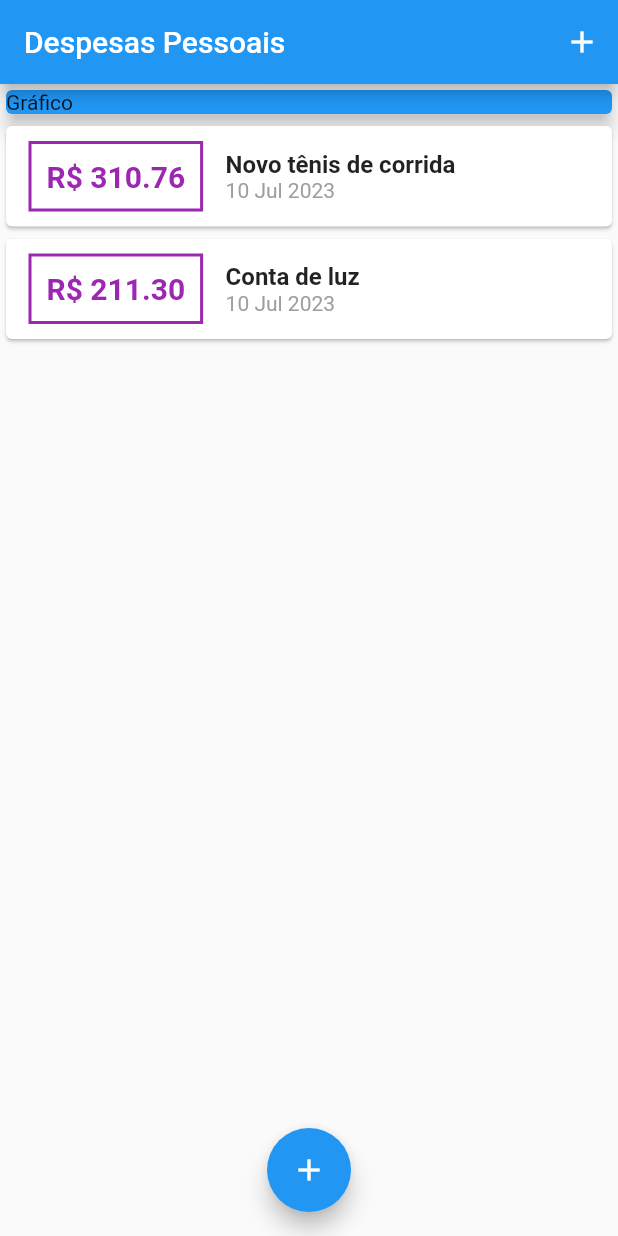
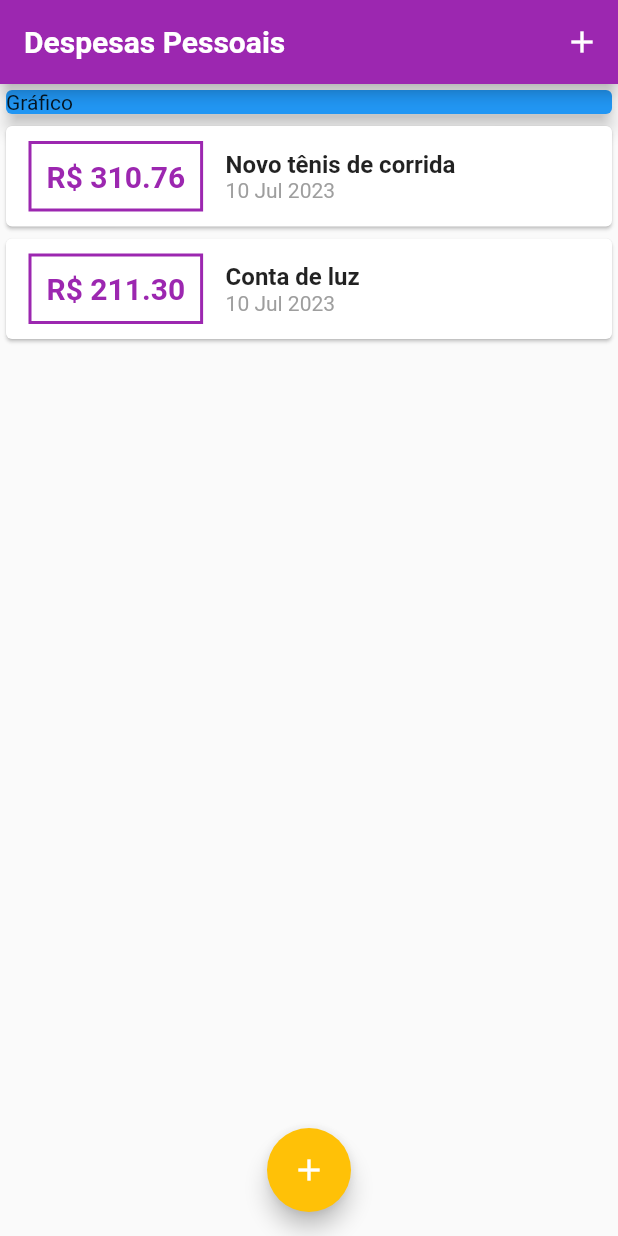
Before and after one commit to AndersonGoncalves/CursoCompletoFlutter, a Flutter app: the screen it shows after launch, on a phone screen of 412 x 824 dp. Run offline on Flutter 3.47's test engine with Material 2 defaults, Android fonts, the phone set to English and light mode, and no system bars; Roboto replaces fonts that are missing (OpenSans).

Commit message:
Definindo o Thema da aplicacao

```diff
--- a/despesas_pessoais/lib/components/transaction_list.dart
+++ b/despesas_pessoais/lib/components/transaction_list.dart
@@ -25,17 +25,21 @@ class TransactionList extends StatelessWidget {
                   ),
                   decoration: BoxDecoration(
                     border: Border.all(
-                      color: Colors.purple,
+                      color: Theme.of(context)
+                          .colorScheme
+                          .primary, //ou Theme.of(context).primaryColor,
                       width: 2,
                     ),
                   ),
                   padding: const EdgeInsets.all(10),
                   child: Text(
                     'R\$ ${tr.value.toStringAsFixed(2)}',
-                    style: const TextStyle(
+                    style: TextStyle(
                       fontWeight: FontWeight.bold,
                       fontSize: 20,
-                      color: Colors.purple,
+                      color: Theme.of(context)
+                          .colorScheme
+                          .primary, //ou Theme.of(context).primaryColor,
                     ),
                   ),
                 ),
--- a/despesas_pessoais/lib/main.dart
+++ b/despesas_pessoais/lib/main.dart
@@ -11,7 +11,34 @@ class ExpensesApp extends StatelessWidget {
 
   @override
   Widget build(BuildContext context) {
-    return const MaterialApp(home: MyHomePage());
+    final ThemeData tema = ThemeData();
+
+    return MaterialApp(
+      home: const MyHomePage(),
+      //Inicio - Difinindo o thema da aplicação //ou theme: ThemeData(primarySwatch: Colors.purple),
+      theme: tema.copyWith(
+        colorScheme: tema.colorScheme.copyWith(
+          primary: Colors.purple,
+          secondary: Colors.amber,
+        ),
+        textTheme: tema.textTheme.copyWith(
+          headline6: const TextStyle(
+            fontFamily: 'OpenSans',
+            fontSize: 18,
+            fontWeight: FontWeight.bold,
+            color: Colors.black,
+          ),
+        ),
+        appBarTheme: const AppBarTheme(
+          titleTextStyle: TextStyle(
+            fontFamily: 'OpenSans',
+            fontSize: 20,
+            fontWeight: FontWeight.bold,
+          ),
+        ),
+      ),
+      //Fim - Difinindo o thema da aplicação
+    );
   }
 }
 
```
